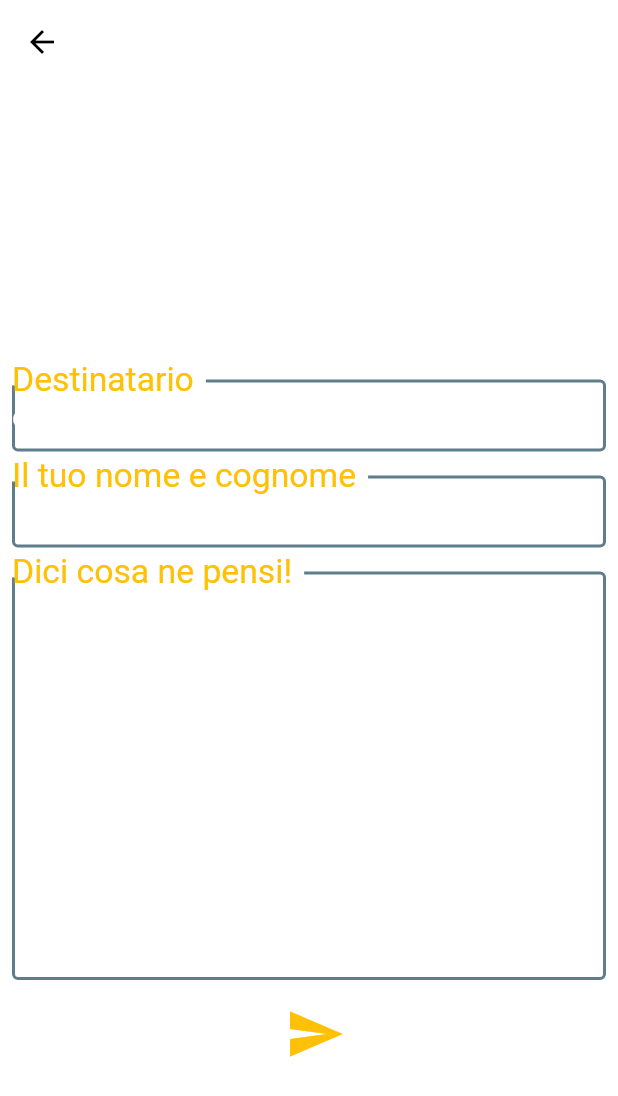
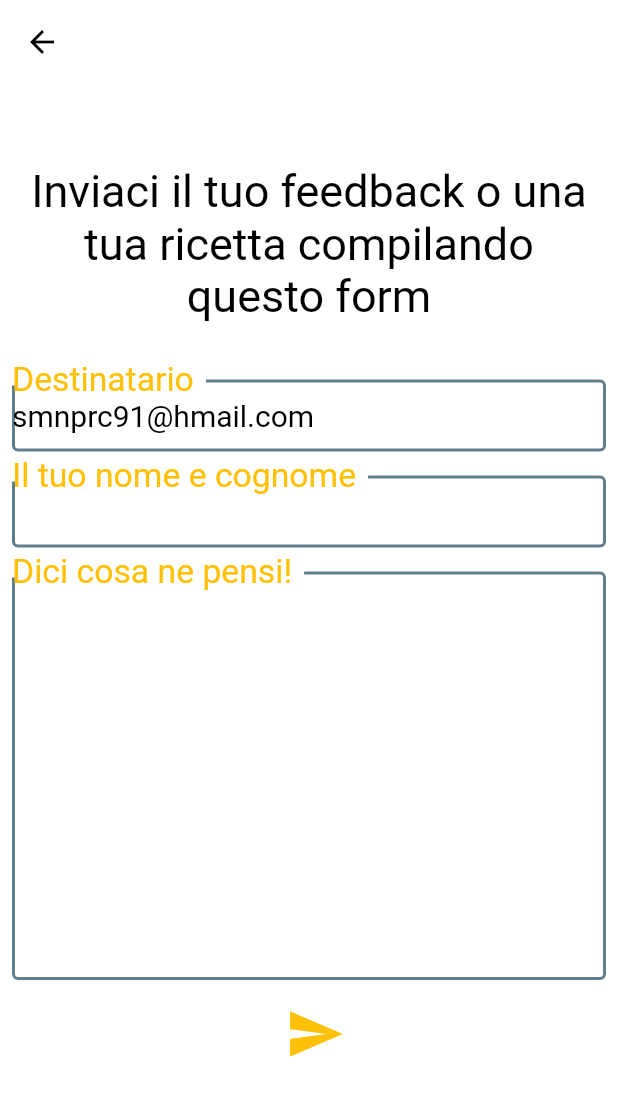
Before and after one commit to smnprc91/Drinks_App, a Flutter app: the EmailSender screen opened by its route, on a phone screen of 412 x 824 dp. Shown: the top 1096 px of the screen. Run offline on Flutter 3.47's test engine with Material 2 defaults, Android fonts, the phone set to English and light mode, and no system bars; our stand-ins replace auto_size_text, cached_network_image, carousel_slider, introduction_screen, rxdart, shared_preferences; missing offline and left inert: firebase_core_web, firebase_messaging_web, flutter_email_sender, shared_preferences_web, tutorial_coach_mark; accounts and stored records are empty; network calls fail.

Commit message:
sistemate alcune pagine

```diff
--- a/lib/screen/mailform/mailform.dart
+++ b/lib/screen/mailform/mailform.dart
@@ -16,7 +16,7 @@ class _EmailSenderState extends State<EmailSender> {
   bool isHTML = false;
 
   final _recipientController = TextEditingController(
-    text: 'emailtestperapp@gmail.com',
+    text: 'smnprc91@hmail.com',
   );
 
   final _subjectController = TextEditingController(text: ' ');
@@ -84,14 +84,14 @@ class _EmailSenderState extends State<EmailSender> {
                     'Inviaci il tuo feedback o una tua ricetta compilando questo form',
                     textAlign: TextAlign.center,
                     style: TextStyle(
-                      color: Colors.white,
+                      color: Colors.black,
                       fontSize: 30,
                     )),
               ),
               Padding(
                 padding: EdgeInsets.all(8.0),
                 child: TextField(
-                  style: TextStyle(color: Colors.white, fontSize: 20),
+                  style: TextStyle(color: Colors.black, fontSize: 20),
                   controller: _recipientController,
                   decoration: InputDecoration(
                       enabledBorder: const OutlineInputBorder(
@@ -105,7 +105,7 @@ class _EmailSenderState extends State<EmailSender> {
               Padding(
                 padding: EdgeInsets.all(8.0),
                 child: TextField(
-                  style: TextStyle(color: Colors.white, fontSize: 20),
+                  style: TextStyle(color: Colors.black, fontSize: 20),
                   controller: _subjectController,
                   decoration: InputDecoration(
                       enabledBorder: const OutlineInputBorder(
@@ -121,7 +121,7 @@ class _EmailSenderState extends State<EmailSender> {
                 child: Padding(
                   padding: EdgeInsets.all(8.0),
                   child: TextField(
-                    style: TextStyle(color: Colors.white, fontSize: 20),
+                    style: TextStyle(color: Colors.black, fontSize: 20),
                     controller: _bodyController,
                     maxLines: null,
                     expands: true,
```
Also changed, not shown: lib/screen/news/newspage.dart (+7 -13 lines), lib/screen/search/search.dart (+13 -7 lines).
